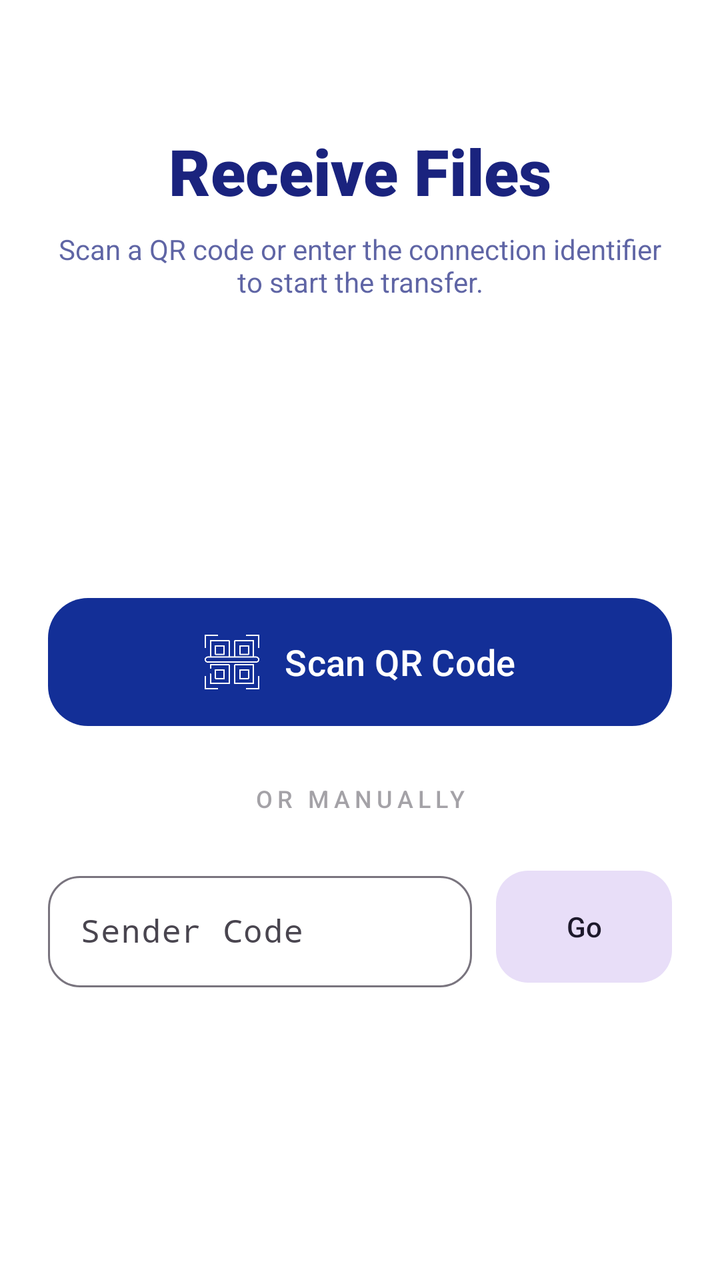
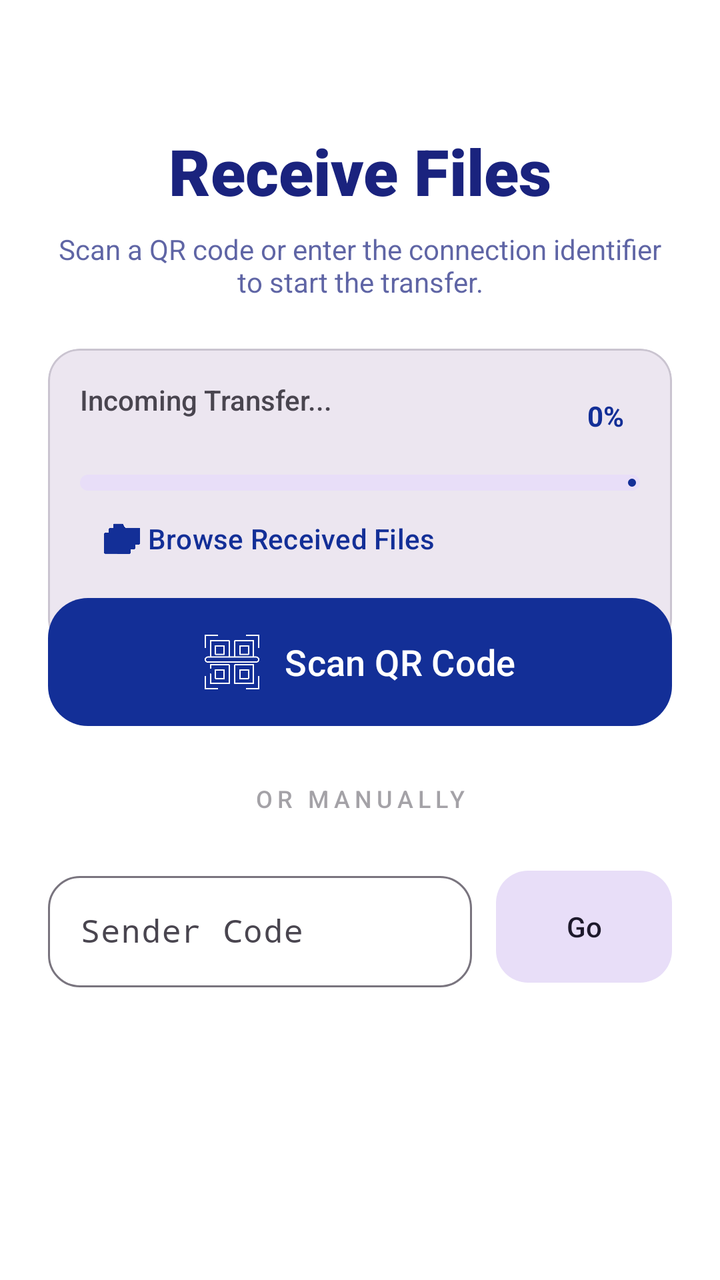

Before-and-after screenshots of an Android layout around one commit, followed by the original layout XML and the change that was made.
<!-- AndroidManifest.xml: application theme Theme.MyApplication -->
<!-- res/layout/activity_receive.xml -->
<?xml version="1.0" encoding="utf-8"?>
<androidx.constraintlayout.widget.ConstraintLayout xmlns:android="http://schemas.android.com/apk/res/android"
    xmlns:app="http://schemas.android.com/apk/res-auto"
    xmlns:tools="http://schemas.android.com/tools"
    android:id="@+id/main"
    android:layout_width="match_parent"
    android:layout_height="match_parent"
    android:background="?attr/colorSurface"
    android:paddingHorizontal="24dp"
    tools:context=".Activities.receiveActivity">

    <TextView
        android:id="@+id/receive_header"
        android:layout_width="wrap_content"
        android:layout_height="wrap_content"
        android:layout_marginTop="64dp"
        android:fontFamily="sans-serif-black"
        android:text="Receive Files"
        android:textColor="?attr/colorOnSurface"
        android:textSize="32sp"
        app:layout_constraintEnd_toEndOf="parent"
        app:layout_constraintStart_toStartOf="parent"
        app:layout_constraintTop_toTopOf="parent" />

    <TextView
        android:id="@+id/receive_subtitle"
        android:layout_width="0dp"
        android:layout_height="wrap_content"
        android:layout_marginTop="8dp"
        android:alpha="0.7"
        android:gravity="center"
        android:text="Scan a QR code or enter the connection identifier to start the transfer."
        android:textColor="?attr/colorOnSurface"
        android:textSize="14sp"
        app:layout_constraintEnd_toEndOf="parent"
        app:layout_constraintStart_toStartOf="parent"
        app:layout_constraintTop_toBottomOf="@id/receive_header" />

    <com.google.android.material.card.MaterialCardView
        android:id="@+id/download_progress_container"
        android:layout_width="match_parent"
        android:layout_height="wrap_content"
        android:layout_marginTop="24dp"
        android:visibility="gone"
        app:cardBackgroundColor="?attr/colorSurfaceContainerHigh"
        app:cardCornerRadius="16dp"
        app:cardElevation="0dp"
        app:layout_constraintTop_toBottomOf="@id/receive_subtitle">

        <LinearLayout
            android:layout_width="match_parent"
            android:layout_height="wrap_content"
            android:orientation="vertical"
            android:padding="16dp">

            <androidx.constraintlayout.widget.ConstraintLayout
                android:layout_width="match_parent"
                android:layout_height="wrap_content"
                android:layout_marginBottom="12dp">

                <TextView
                    android:id="@+id/download_status_text"
                    android:layout_width="wrap_content"
                    android:layout_height="wrap_content"
                    android:fontFamily="sans-serif-medium"
                    android:text="Incoming Transfer..."
                    android:maxLines="2"
                    android:textSize="14sp"
                    app:layout_constraintStart_toStartOf="parent"
                    app:layout_constraintTop_toTopOf="parent" />

                <TextView
                    android:id="@+id/download_percent"
                    android:layout_width="wrap_content"
                    android:layout_height="wrap_content"
                    android:text="0%"
                    android:textColor="?attr/colorPrimary"
                    android:textSize="14sp"
                    android:textStyle="bold"
                    android:padding="8dp"
                    app:layout_constraintEnd_toEndOf="parent"
                    app:layout_constraintTop_toTopOf="parent" />
            </androidx.constraintlayout.widget.ConstraintLayout>

            <com.google.android.material.progressindicator.LinearProgressIndicator
                android:id="@+id/download_progress"
                android:layout_width="match_parent"
                android:layout_height="wrap_content"
                app:indicatorColor="?attr/colorPrimary"
                app:trackCornerRadius="8dp"
                app:trackThickness="8dp" />

            <com.google.android.material.button.MaterialButton
                android:id="@+id/btn_browse_files"
                style="@style/Widget.Material3.Button.TextButton"
                android:layout_width="wrap_content"
                android:layout_height="wrap_content"
                android:layout_marginBottom="16dp"
                android:text="Browse Received Files"
                app:icon="@drawable/ic_folder"
                app:layout_constraintBottom_toBottomOf="parent"
                app:layout_constraintEnd_toEndOf="parent"
                app:layout_constraintStart_toStartOf="parent" />
        </LinearLayout>

    </com.google.android.material.card.MaterialCardView>

    <com.google.android.material.button.MaterialButton
        android:id="@+id/scan_button"
        style="@style/Widget.Material3.Button"
        android:layout_width="match_parent"
        android:layout_height="72dp"
        android:text="Scan QR Code"
        android:textSize="18sp"
        app:cornerRadius="20dp"
        app:icon="@drawable/ic_qr_code"
        app:iconGravity="textStart"
        app:iconPadding="12dp"
        app:iconSize="28dp"
        app:layout_constraintBottom_toTopOf="@+id/separator_text"
        app:layout_constraintTop_toBottomOf="@id/receive_subtitle"
        app:layout_constraintVertical_chainStyle="packed" />

    <TextView
        android:id="@+id/separator_text"
        android:layout_width="wrap_content"
        android:layout_height="wrap_content"
        android:layout_marginVertical="24dp"
        android:alpha="0.5"
        android:fontFamily="sans-serif-medium"
        android:letterSpacing="0.2"
        android:text="OR MANUALLY"
        android:textSize="12sp"
        app:layout_constraintBottom_toTopOf="@+id/manual_entry_container"
        app:layout_constraintEnd_toEndOf="parent"
        app:layout_constraintStart_toStartOf="parent"
        app:layout_constraintTop_toBottomOf="@id/scan_button" />

    <LinearLayout
        android:id="@+id/manual_entry_container"
        android:layout_width="match_parent"
        android:layout_height="wrap_content"
        android:gravity="center_vertical"
        android:orientation="horizontal"
        app:layout_constraintBottom_toBottomOf="parent"
        app:layout_constraintTop_toBottomOf="@id/separator_text"
        app:layout_constraintVertical_bias="0.2">

        <com.google.android.material.textfield.TextInputLayout
            android:id="@+id/type_text_layout"
            style="@style/Widget.Material3.TextInputLayout.OutlinedBox"
            android:layout_width="0dp"
            android:layout_height="wrap_content"
            android:layout_weight="1"
            android:hint="Sender Code"
            app:boxCornerRadiusBottomEnd="16dp"
            app:boxCornerRadiusBottomStart="16dp"
            app:boxCornerRadiusTopEnd="16dp"
            app:boxCornerRadiusTopStart="16dp">

            <com.google.android.material.textfield.TextInputEditText
                android:id="@+id/type_text"
                android:layout_width="match_parent"
                android:layout_height="wrap_content"
                android:fontFamily="monospace"
                android:inputType="textCapCharacters"
                android:maxLength="8" />
        </com.google.android.material.textfield.TextInputLayout>

        <com.google.android.material.button.MaterialButton
            android:id="@+id/go_button"
            style="@style/Widget.Material3.Button.TonalButton"
            android:layout_width="wrap_content"
            android:layout_height="64dp"
            android:layout_marginStart="12dp"
            android:paddingHorizontal="24dp"
            android:text="Go"
            app:cornerRadius="16dp" />
    </LinearLayout>

</androidx.constraintlayout.widget.ConstraintLayout>
<!-- resources referenced by this layout -->
<resources>
  <!-- drawable ic_folder: png bitmap (drawable, 7538 bytes) -->
  <!-- drawable ic_qr_code: png bitmap (drawable, 20935 bytes) -->
  <style name="Theme.MyApplication" parent="Base.Theme.MyApplication" />
  <style name="Base.Theme.MyApplication" parent="Theme.Material3.DayNight.NoActionBar">
  
          <item name="colorPrimary">#132F97</item>
          <item name="colorOnPrimary">@color/white</item>
          <item name="colorSurface">@color/white</item>
          <item name="colorOnSurface">#1A237E</item>
          <item name="colorSecondary">#527132</item>
          <item name="android:statusBarColor">?attr/colorSurface</item>
          <item name="android:windowLightStatusBar">true</item>
          <item name="android:navigationBarColor">?attr/colorSurface</item>
      </style>
  <color name="white">#FFFFFFFF</color>
</resources>

<!-- the commit's change to res/layout/activity_receive.xml (unified diff, before → after) -->
@@ -41,7 +41,7 @@
         android:layout_width="match_parent"
         android:layout_height="wrap_content"
         android:layout_marginTop="24dp"
-        android:visibility="gone"
+        android:visibility="visible"
         app:cardBackgroundColor="?attr/colorSurfaceContainerHigh"
         app:cardCornerRadius="16dp"
         app:cardElevation="0dp"
@@ -105,6 +105,19 @@
 
     </com.google.android.material.card.MaterialCardView>
 
+    <TextView
+        android:id="@+id/error_text"
+        android:layout_width="wrap_content"
+        android:layout_height="wrap_content"
+        android:visibility="invisible"
+        android:text="3 filed download failed"
+        android:textColor="@android:color/holo_red_dark"
+        app:layout_constraintBottom_toTopOf="@+id/scan_button"
+        android:layout_marginBottom="8dp"
+        app:layout_constraintEnd_toEndOf="parent"
+        app:layout_constraintStart_toStartOf="parent" />
+
+
     <com.google.android.material.button.MaterialButton
         android:id="@+id/scan_button"
         style="@style/Widget.Material3.Button"
@@ -163,7 +176,6 @@
                 android:layout_width="match_parent"
                 android:layout_height="wrap_content"
                 android:fontFamily="monospace"
-                android:inputType="textCapCharacters"
                 android:maxLength="8" />
         </com.google.android.material.textfield.TextInputLayout>
 
